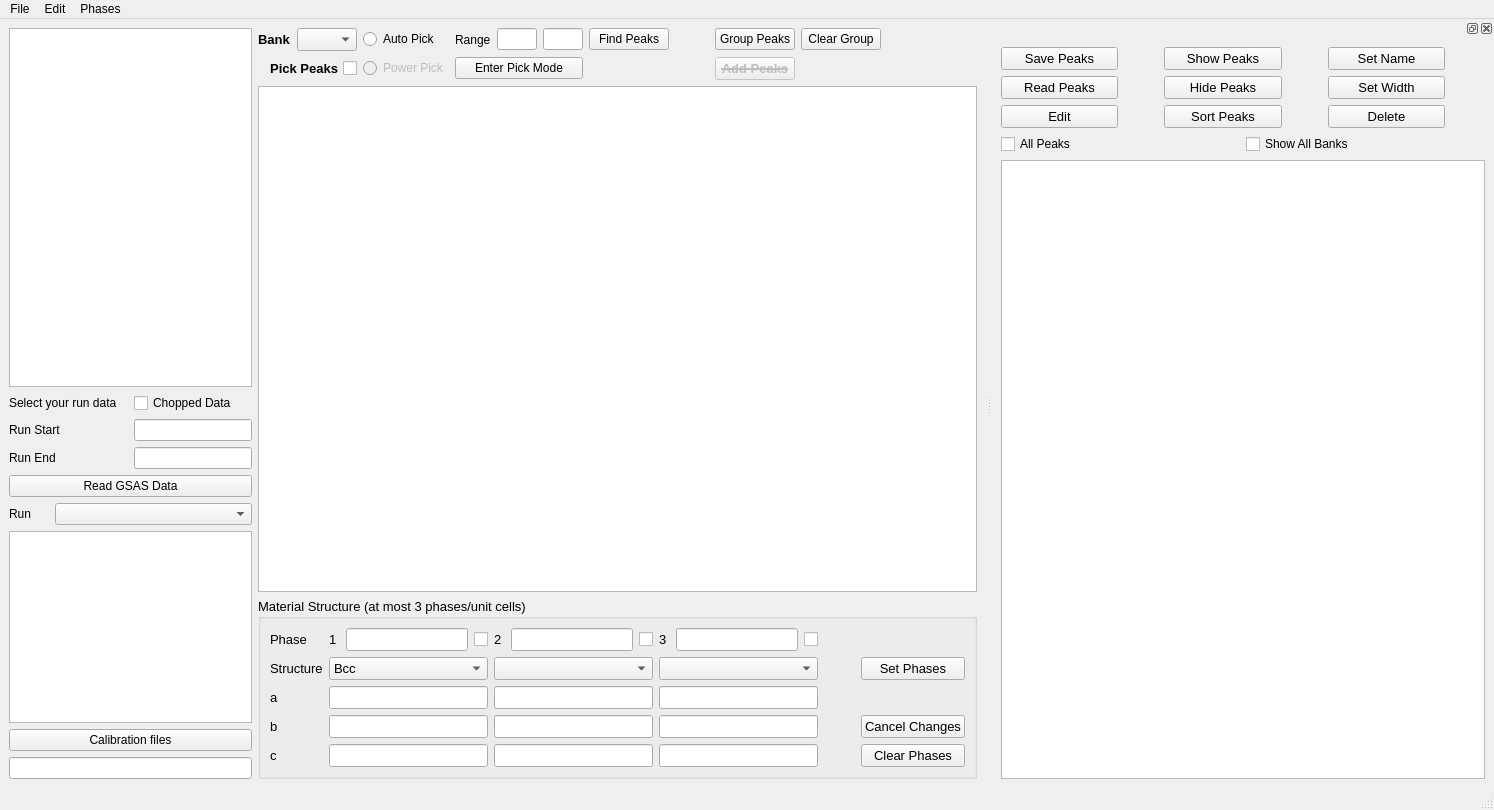
The window that designer/VdrivePeakPicker.ui (neutrons/PyVDrive) describes before a commit, drawn with Qt 5.
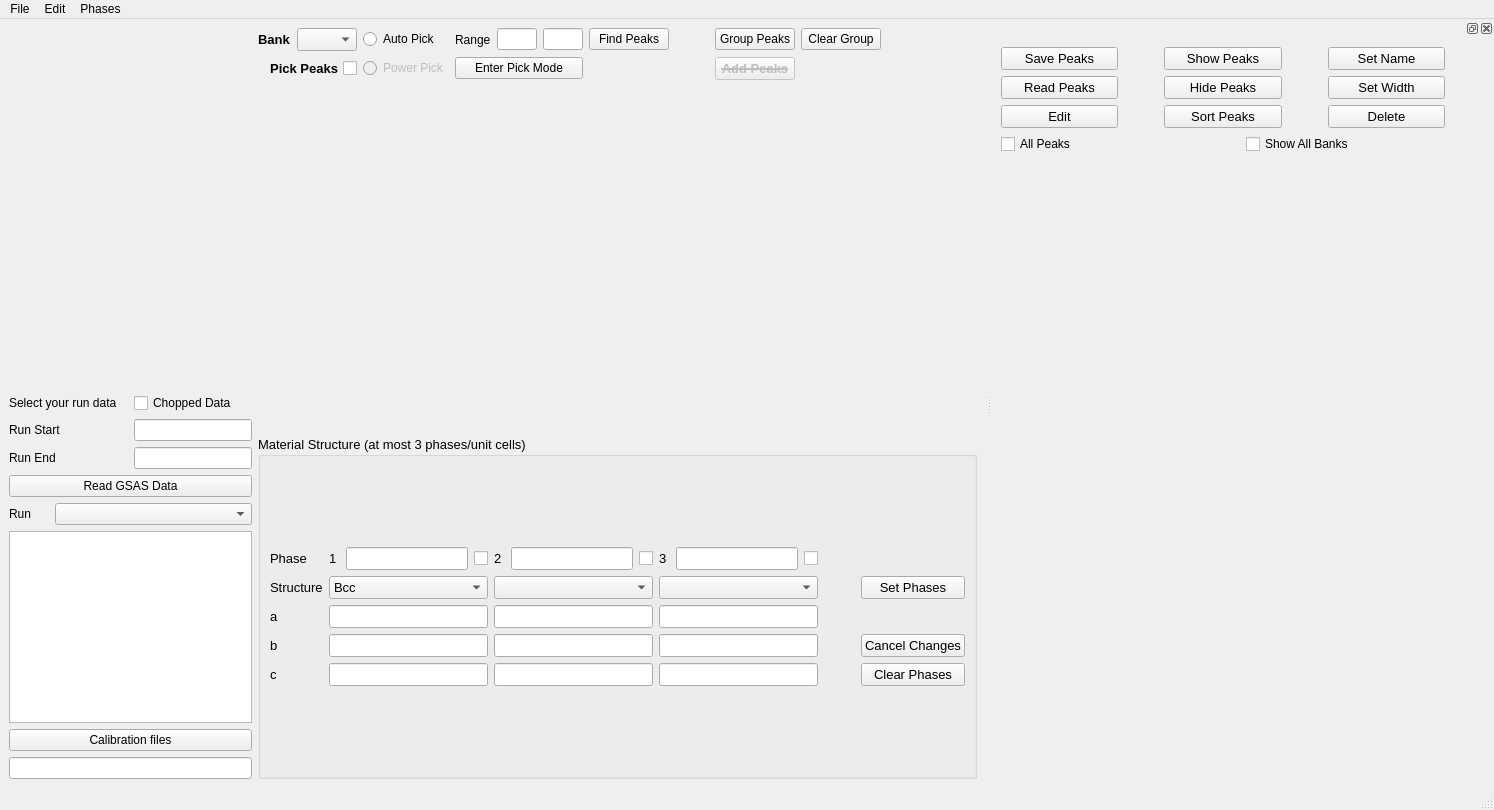
The same window after the commit. Custom widgets are drawn as their Qt base class.

What changed in the file:
```diff
--- a/designer/VdrivePeakPicker.ui
+++ b/designer/VdrivePeakPicker.ui
@@ -18,7 +18,7 @@
     <item row="0" column="0">
      <layout class="QVBoxLayout" name="verticalLayout_3">
       <item>
-       <widget class="SinglePeakFitManageTree" name="treeView_iptsRun">
+<widget class="QFrame" name="frame_treeView_iptsRun">
         <property name="sizePolicy">
          <sizepolicy hsizetype="Preferred" vsizetype="Expanding">
           <horstretch>0</horstretch>
@@ -495,7 +495,7 @@
        </layout>
       </item>
       <item>
-       <widget class="DiffractionPlotView" name="graphicsView_main"/>
+<widget class="QFrame" name="frame_graphicsView_main"/>
       </item>
       <item>
        <widget class="QGroupBox" name="groupBox">
@@ -1246,7 +1246,7 @@
       </layout>
      </item>
      <item>
-      <widget class="PeakParameterTable" name="tableWidget_peakParameter">
+<widget class="QFrame" name="frame_tableWidget_peakParameter">
        <property name="sizePolicy">
         <sizepolicy hsizetype="Preferred" vsizetype="Expanding">
          <horstretch>0</horstretch>
```
